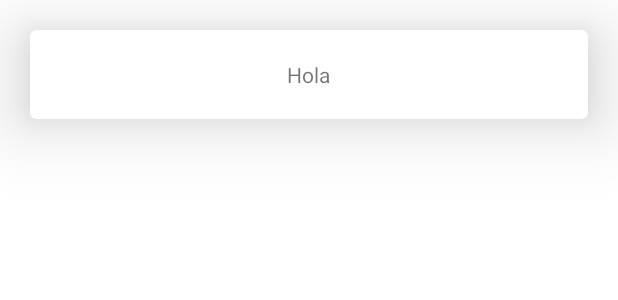
After one commit to panchis7u7/HomeReality, an Android app: the layout item_furniture_department_layout.xml on its own in the app's theme, with its tools: preview values and no code run, on a phone screen of 412 x 824 dp. The commit adds this screen. Shown: the top 300 px of the screen. Run offline under Robolectric (Android 15) with nearby library versions, the phone set to English and light mode, and no system bars.

```diff
--- /dev/null
+++ b/app/src/main/res/layout/item_furniture_department_layout.xml
@@ -0,0 +1,30 @@
+<?xml version="1.0" encoding="utf-8"?>
+<com.google.android.material.card.MaterialCardView xmlns:android="http://schemas.android.com/apk/res/android"
+    android:layout_width="match_parent"
+    android:layout_height="wrap_content"
+    xmlns:app="http://schemas.android.com/apk/res-auto"
+    app:cardElevation="30dp"
+    android:layout_margin="20dp">
+
+    <LinearLayout
+        android:layout_width="match_parent"
+        android:layout_height="wrap_content"
+        android:orientation="vertical"
+        android:padding="20dp">
+
+        <!--<ImageView
+            android:id="@+id/imageViewFurniture"
+            android:layout_width="150dp"
+            android:layout_height="150dp"
+            android:layout_gravity="center_horizontal"/>-->
+
+        <TextView
+            android:id="@+id/textViewFurnitureModel"
+            android:layout_width="wrap_content"
+            android:layout_height="wrap_content"
+            android:layout_gravity="center_horizontal"
+            android:text="Hola"/>
+
+    </LinearLayout>
+
+</com.google.android.material.card.MaterialCardView>
```
Also changed, not shown: app/src/main/java/com/example/homereality/Adapters/RecyclerItemDepartmentAdapter.kt (added, +49 -0 lines), app/src/main/java/com/example/homereality/DepartmentActivity.kt (+32 -2 lines), app/src/main/java/com/example/homereality/Models/Furniture.kt (added, +12 -0 lines), app/src/main/res/layout/activity_department.xml (+8 -7 lines).
